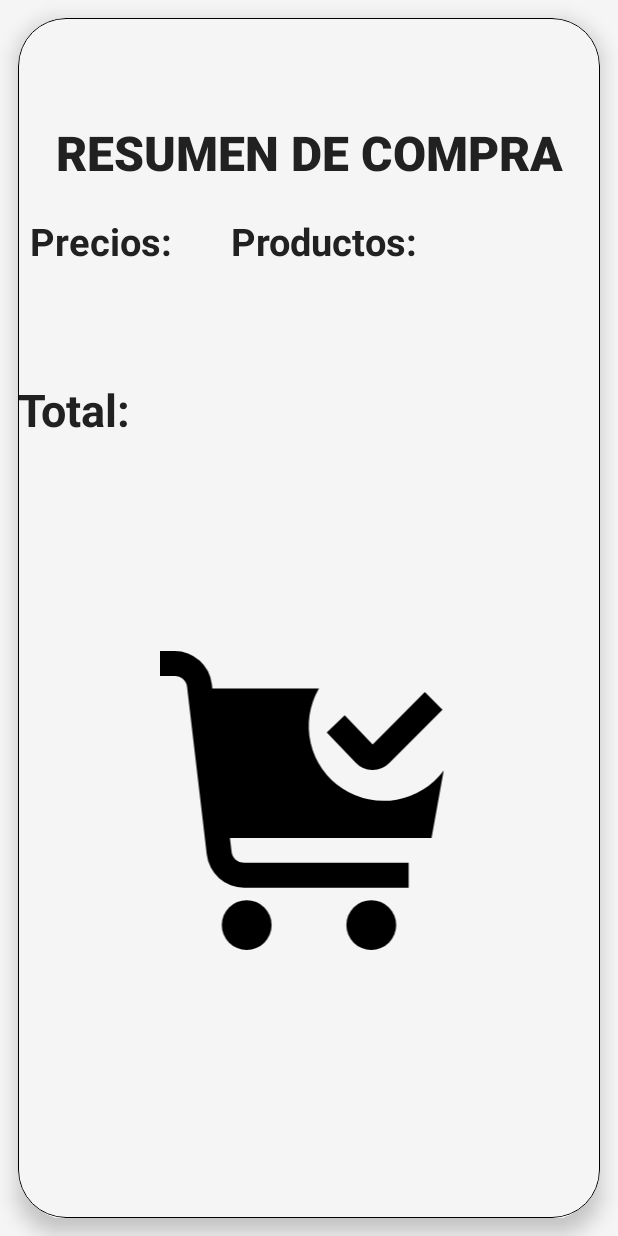
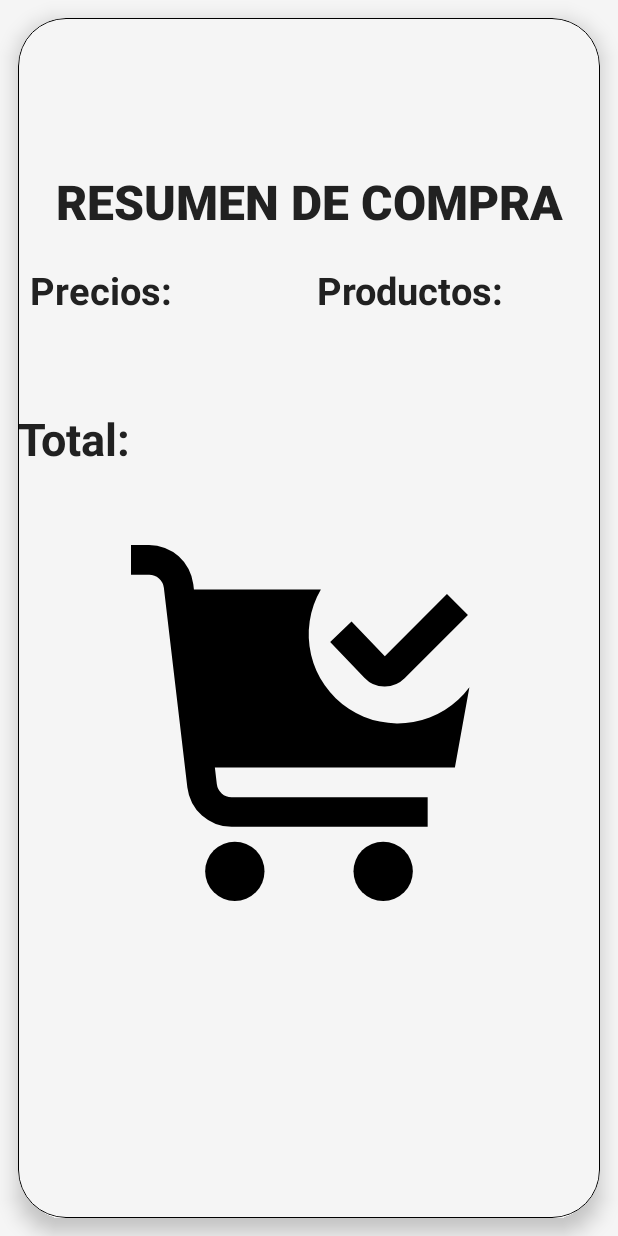
Before and after one commit to jorgeMartinezNajera/BicicleLlantas, an Android app: the finalCompra screen opened directly, with no data from a screen before it, on a phone screen of 412 x 824 dp. Run offline under Robolectric (Android 15) with nearby library versions, the light colour scheme and no system bars; 4 statements that could not run were skipped.

Commit message:
Fin- compra
acomode el texto

```diff
--- a/app/src/main/res/layout/activity_fin_compra.xml
+++ b/app/src/main/res/layout/activity_fin_compra.xml
@@ -47,7 +47,7 @@
 
                 <TextView
                     android:id="@+id/textView14"
-                    android:layout_width="134dp"
+                    android:layout_width="191dp"
                     android:layout_height="wrap_content"
                     android:text="Precios:"
                     android:textColor="@color/text"
@@ -78,7 +78,7 @@
                     android:layout_height="wrap_content"
                     android:text="Test"
                     android:textColor="@color/text"
-                    android:textSize="25sp"
+                    android:textSize="15sp"
                     android:textStyle="bold" />
 
                 <TextView
@@ -87,7 +87,7 @@
                     android:layout_height="wrap_content"
                     android:text="Tste"
                     android:textColor="@color/text"
-                    android:textSize="25sp"
+                    android:textSize="15sp"
                     android:textStyle="bold" />
 
             </LinearLayout>
@@ -113,8 +113,8 @@
             <ImageView
                 android:id="@+id/imageView14"
                 android:layout_width="260dp"
-                android:layout_height="199dp"
-                android:layout_marginTop="100dp"
+                android:layout_height="237dp"
+                android:layout_marginTop="10dp"
                 android:src="@drawable/comprobacion_del_carrito_de_la_compra" />
 
         </LinearLayout>
```
